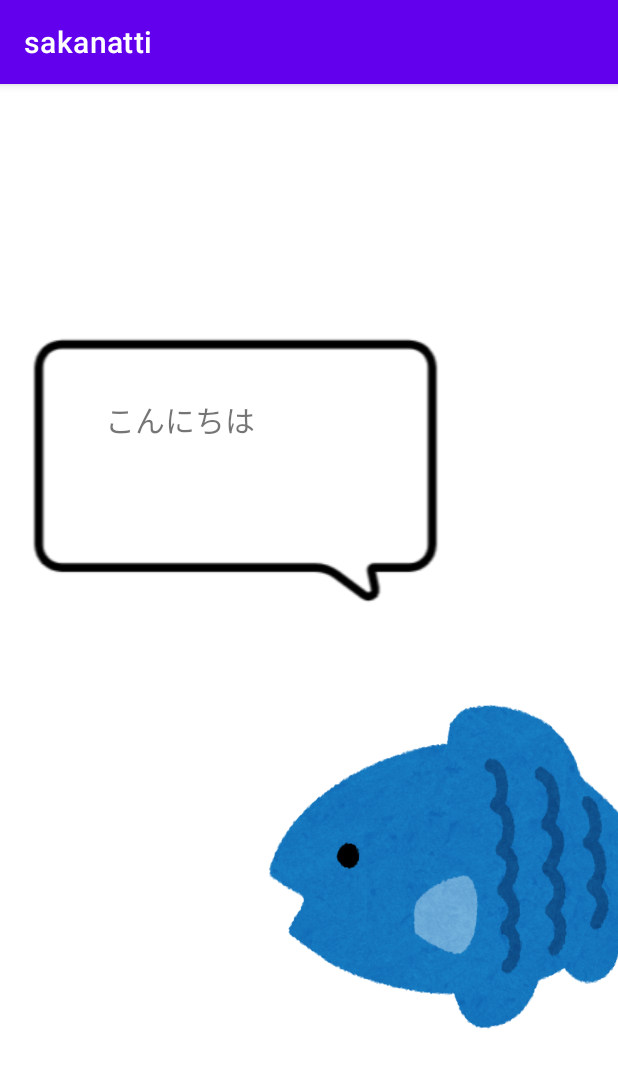
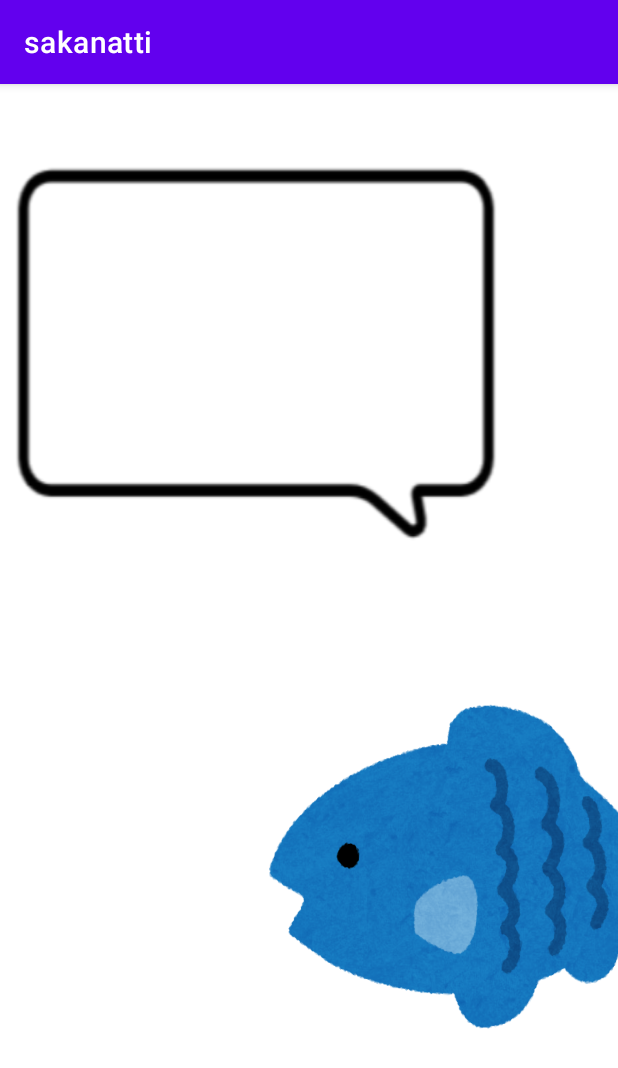
Before and after one commit to toki23/sakanatti, an Android app: the FishActivity screen opened directly, with no data from a screen before it, on a phone screen of 412 x 824 dp. Shown: the top 1068 px of the screen. Run offline under Robolectric (Android 15) with nearby library versions, the phone set to English and light mode, and no system bars.

Commit message:
タッチ時に文字が表示されるように変更

```diff
--- a/app/src/main/java/com/example/sakanatti/FishView.kt
+++ b/app/src/main/java/com/example/sakanatti/FishView.kt
@@ -27,12 +27,13 @@ class FishView  @JvmOverloads constructor(
         val bmp = BitmapFactory.decodeResource(resources, R.drawable.fish2_blue)
         val bmp0 = BitmapFactory.decodeResource(resources, R.drawable.e0760)
         val dst = Rect(fishL,fishT,fishR,fishB)
-        val dst0 = Rect(fishL-200, fishT-300, fishR-300, fishB-300)
+        val dst0 = Rect(canvas.width / 3 -200, canvas.height / 2 -500,
+            canvas.width / 3 +300, canvas.height / 2 -100)
         i++
 
         val src = null
         canvas.drawBitmap(bmp, src, dst, paint)
-        //canvas.drawBitmap(bmp0,src,dst0,paint)
+        canvas.drawBitmap(bmp0,src,dst0,paint)
 
         invalidate()
     }
--- a/app/src/main/res/layout/activity_fish.xml
+++ b/app/src/main/res/layout/activity_fish.xml
@@ -22,14 +22,14 @@
         android:id="@+id/textView"
         android:layout_width="176dp"
         android:layout_height="96dp"
-        android:text="こんにちは"
+        android:text=""
         android:textSize="20sp"
         app:layout_constraintBottom_toBottomOf="parent"
         app:layout_constraintEnd_toEndOf="parent"
-        app:layout_constraintHorizontal_bias="0.297"
+        app:layout_constraintHorizontal_bias="0.293"
         app:layout_constraintStart_toStartOf="parent"
         app:layout_constraintTop_toTopOf="parent"
-        app:layout_constraintVertical_bias="0.311" />
+        app:layout_constraintVertical_bias="0.269" />
 
     <Button
         android:id="@+id/id"
@@ -38,20 +38,9 @@
         android:background="@android:color/transparent"
         app:layout_constraintBottom_toBottomOf="parent"
         app:layout_constraintEnd_toEndOf="parent"
-        app:layout_constraintHorizontal_bias="0.0"
+        app:layout_constraintHorizontal_bias="0.841"
         app:layout_constraintStart_toStartOf="parent"
         app:layout_constraintTop_toTopOf="parent"
-        app:layout_constraintVertical_bias="0.253" />
+        app:layout_constraintVertical_bias="0.651" />
 
-    <ImageView
-        android:id="@+id/imageView"
-        android:layout_width="wrap_content"
-        android:layout_height="wrap_content"
-        app:layout_constraintBottom_toBottomOf="parent"
-        app:layout_constraintEnd_toEndOf="parent"
-        app:layout_constraintHorizontal_bias="0.124"
-        app:layout_constraintStart_toStartOf="parent"
-        app:layout_constraintTop_toTopOf="parent"
-        app:layout_constraintVertical_bias="0.287"
-        app:srcCompat="@drawable/e0760" />
 </androidx.constraintlayout.widget.ConstraintLayout>
```
